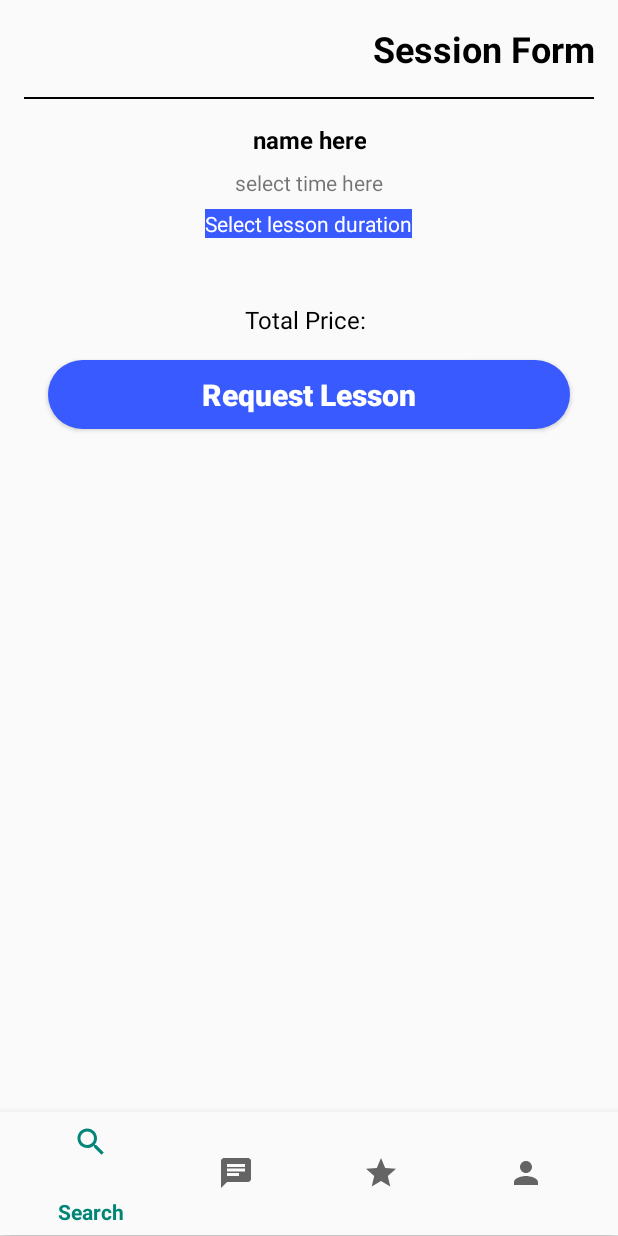
After one commit to TingC6190/TutorFinder-Android, an Android app: the fragment Payment placed in its activity, on a phone screen of 412 x 824 dp. The commit adds this screen. Run offline under Robolectric (Android 15) with nearby library versions, the phone set to English and light mode, and no system bars; our stand-ins replace Firebase (no records; nobody signed in at launch, a user with empty details on screens opened directly), Volley; libraries missing offline, so code that uses them is left out: com.braintreepayments.api; 3 statements that could not run were skipped.

Commit message:
implmented payment with Braintree

```diff
--- a/TutorFinder/app/build.gradle
+++ b/TutorFinder/app/build.gradle
@@ -31,4 +31,9 @@ dependencies {
     implementation 'com.google.firebase:firebase-auth:16.0.1'
     implementation 'com.google.firebase:firebase-database:16.0.2'
     implementation 'com.google.firebase:firebase-core:16.0.3'
+
+    implementation 'com.android.support:design:27.1.1'
+    implementation 'com.braintreepayments.api:drop-in:3.3.0'
+    implementation 'com.android.volley:volley:1.1.0'
+    implementation 'com.google.code.gson:gson:2.8.5'
 }
--- a/TutorFinder/app/src/main/java/com/example/tingc6190/tutorfinder/HomeActivity.java
+++ b/TutorFinder/app/src/main/java/com/example/tingc6190/tutorfinder/HomeActivity.java
@@ -210,7 +210,7 @@ public class HomeActivity extends AppCompatActivity implements Search.TutorListe
 
                 currentUserInfo = dataSnapshot.getValue(Student.class);
 
-                displayUserInfo();
+                //displayUserInfo();
             }
 
             @Override
--- /dev/null
+++ b/TutorFinder/app/src/main/java/com/example/tingc6190/tutorfinder/Payment/Payment.java
@@ -0,0 +1,289 @@
+package com.example.tingc6190.tutorfinder.Payment;
+
+import android.annotation.SuppressLint;
+import android.app.Dialog;
+import android.app.Fragment;
+import android.content.Intent;
+import android.os.AsyncTask;
+import android.os.Bundle;
+import android.support.annotation.Nullable;
+import android.util.Log;
+import android.view.LayoutInflater;
+import android.view.View;
+import android.view.ViewGroup;
+import android.widget.Button;
+import android.widget.NumberPicker;
+import android.widget.TextView;
+import android.widget.Toast;
+
+import com.android.volley.Request;
+import com.android.volley.RequestQueue;
+import com.android.volley.Response;
+import com.android.volley.VolleyError;
+import com.android.volley.toolbox.StringRequest;
+import com.android.volley.toolbox.Volley;
+import com.braintreepayments.api.dropin.DropInActivity;
+import com.braintreepayments.api.dropin.DropInRequest;
+import com.braintreepayments.api.dropin.DropInResult;
+import com.braintreepayments.api.interfaces.HttpResponseCallback;
+import com.braintreepayments.api.internal.HttpClient;
+import com.braintreepayments.api.models.PaymentMethodNonce;
+import com.example.tingc6190.tutorfinder.HomeActivity;
+import com.example.tingc6190.tutorfinder.R;
+import com.example.tingc6190.tutorfinder.Search.Tutor;
+
+import java.util.HashMap;
+import java.util.Map;
+
+import static android.app.Activity.RESULT_OK;
+
+public class Payment extends Fragment {
+
+    private static final int REQUEST_CODE = 3;
+
+    final String API_GET_TOKEN = "http://10.0.2.2/braintree/main.php";
+    final String API_CHECK_OUT = "http://10.0.2.2/braintree/checkout.php";
+    Tutor tutor;
+    HomeActivity homeActivity;
+
+    String token,amount;
+    HashMap<String,String> paymentHashmap;
+
+    Button requestLessonButton;
+    TextView selectDuration_tv;
+    TextView totalAmount_tv;
+    TextView pricePerHour_tv;
+    Integer hourSelected;
+    Integer totalPrice;
+
+    public Payment() {
+    }
+
+    @Nullable
+    @Override
+    public View onCreateView(LayoutInflater inflater, @Nullable ViewGroup container, Bundle savedInstanceState) {
+
+        homeActivity = (HomeActivity) getActivity();
+
+        tutor = new Tutor();
+
+        tutor = homeActivity.getTutor();
+
+        return inflater.inflate(R.layout.content_payment_screen, container, false);
+    }
+
+    @Override
+    public void onActivityCreated(@Nullable Bundle savedInstanceState) {
+        super.onActivityCreated(savedInstanceState);
+
+        if (getView() != null)
+        {
+            selectDuration_tv = getView().findViewById(R.id.select_duration);
+            pricePerHour_tv = getView().findViewById(R.id.price_per_hour);
+            totalAmount_tv = getView().findViewById(R.id.total_price);
+
+            requestLessonButton = getView().findViewById(R.id.btn_pay);
+
+            new getPaymentToken().execute();
+
+            String priceRate = String.valueOf(tutor.getPrice()) + "/hour";
+            pricePerHour_tv.setText(priceRate);
+
+            //select how many hours to request lesson
+            selectDuration_tv.setOnClickListener(new View.OnClickListener() {
+                @Override
+                public void onClick(View v) {
+
+                    final Dialog dialog = new Dialog(getContext());
+                    dialog.setTitle("NumberPicker");
+                    dialog.setContentView(R.layout.number_picker_dialog);
+
+                    Button confirmButton = dialog.findViewById(R.id.num_picker_confirm);
+                    Button cancelButton = dialog.findViewById(R.id.num_picker_cancel);
+
+                    final NumberPicker numberPicker1 = dialog.findViewById(R.id.num_picker1);
+                    numberPicker1.setMaxValue(9);
+                    numberPicker1.setMinValue(0);
+                    numberPicker1.setWrapSelectorWheel(false);
+                    numberPicker1.setOnValueChangedListener(new NumberPicker.OnValueChangeListener() {
+                        @Override
+                        public void onValueChange(NumberPicker picker, int oldVal, int newVal) {
+
+                        }
+                    });
+
+                    final NumberPicker numberPicker2 = dialog.findViewById(R.id.num_picker2);
+                    numberPicker2.setMaxValue(9);
+                    numberPicker2.setMinValue(0);
+                    numberPicker2.setWrapSelectorWheel(false);
+                    numberPicker2.setOnValueChangedListener(new NumberPicker.OnValueChangeListener() {
+                        @Override
+                        public void onValueChange(NumberPicker picker, int oldVal, int newVal) {
+
+                        }
+                    });
+
+                    final NumberPicker numberPicker3 = dialog.findViewById(R.id.num_picker3);
+                    numberPicker3.setMaxValue(9);
+                    numberPicker3.setMinValue(0);
+                    numberPicker3.setWrapSelectorWheel(false);
+                    numberPicker3.setOnValueChangedListener(new NumberPicker.OnValueChangeListener() {
+                        @Override
+                        public void onValueChange(NumberPicker picker, int oldVal, int newVal) {
+
+                        }
+                    });
+
+                    confirmButton.setOnClickListener(new View.OnClickListener() {
+                        @Override
+                        public void onClick(View v) {
+
+                            hourSelected = Integer.valueOf(String.valueOf(numberPicker1.getValue()) + numberPicker2.getValue() + numberPicker3.getValue());
+
+                            totalPrice = hourSelected * tutor.getPrice();
+
+                            String total = "Total Price: $" + String.valueOf(totalPrice);
+
+                            totalAmount_tv.setText(total);
+
+                            dialog.dismiss();
+                        }
+                    });
+
+                    cancelButton.setOnClickListener(new View.OnClickListener() {
+                        @Override
+                        public void onClick(View v) {
+                            dialog.dismiss();
+                        }
+                    });
+
+                    dialog.show();
+                }
+            });
+
+            requestLessonButton.setOnClickListener(new View.OnClickListener() {
+                @Override
+                public void onClick(View v) {
+
+                    //request our payment
+                    DropInRequest dropInRequest = new DropInRequest().clientToken(token);
+                    startActivityForResult(dropInRequest.getIntent(getContext()), REQUEST_CODE);
+
+                }
+            });
+        }
+    }
+
+    @Override
+    public void onActivityResult(int requestCode, int resultCode, Intent data) {
+        if (requestCode == REQUEST_CODE)
+        {
+            if (resultCode == RESULT_OK)
+            {
+                DropInResult dropInResult = data.getParcelableExtra(DropInResult.EXTRA_DROP_IN_RESULT);
+                PaymentMethodNonce paymentNonce = dropInResult.getPaymentMethodNonce();
+                assert paymentNonce != null;
+                String nonce = paymentNonce.getNonce();
+
+                amount = String.valueOf(totalPrice);
+
+                paymentHashmap = new HashMap<>();
+                paymentHashmap.put("amount", amount);
+                paymentHashmap.put("nonce", nonce);
+
+                sendPayments();
+
+            }
+            else
+            {
+                Exception error = (Exception) data.getSerializableExtra(DropInActivity.EXTRA_ERROR);
+                Log.d("error", error.toString());
+            }
+        }
+    }
+
+
+    private void sendPayments()
+    {
+        RequestQueue queue = Volley.newRequestQueue(getContext());
+
+        StringRequest stringRequest = new StringRequest(Request.Method.POST, API_CHECK_OUT,
+                new Response.Listener<String>() {
+                    @Override
+                    public void onResponse(String response) {
+
+                        if (response.contains("Successful"))
+                        {
+                            Toast.makeText(getContext(), "Payment Successful", Toast.LENGTH_SHORT).show();
+                        }
+                        else
+                        {
+                            Toast.makeText(getContext(), "Payment Failed", Toast.LENGTH_SHORT).show();
+                        }
+                    }
+                }, new Response.ErrorListener() {
+            @Override
+            public void onErrorResponse(VolleyError error) {
+                Log.d("error", error.toString());
+            }
+        })
+
+        {
+
+            @Override
+            protected Map<String, String> getParams() {
+
+                if(paymentHashmap == null)
+                {
+                    return null;
+                }
+
+                Map<String, String> params = new HashMap<>();
+                for (String key: paymentHashmap.keySet())
+                {
+                    params.put(key, paymentHashmap.get(key));
+                }
+                return params;
+            }
+
+            @Override
+            public Map<String, String> getHeaders() {
+                Map<String,String> params = new HashMap<>();
+                params.put("Content-Type", "application/x-www-form-urlencoded");
+                return params;
+            }
+        };
+
+        queue.add(stringRequest);
+    }
+
+
+    //try to get our token
+    @SuppressLint("StaticFieldLeak")
+    private class getPaymentToken extends AsyncTask {
+
+        @Override
+        protected Object doInBackground(Object[] objects) {
+
+            HttpClient client = new HttpClient();
+            client.get(API_GET_TOKEN, new HttpResponseCallback() {
+                @Override
+                public void success(final String responseBody) {
+                    getActivity().runOnUiThread(new Runnable() {
+                        @Override
+                        public void run() {
+
+                            token = responseBody;
+                        }
+                    });
+                }
+
+                @Override
+                public void failure(Exception exception) {
+                    Log.d("error", exception.toString());
+                }
+            });
+            return null;
+        }
+    }
+}
--- /dev/null
+++ b/TutorFinder/app/src/main/res/layout/content_payment_screen.xml
@@ -0,0 +1,135 @@
+<?xml version="1.0" encoding="utf-8"?>
+<LinearLayout xmlns:android="http://schemas.android.com/apk/res/android"
+    android:layout_width="match_parent"
+    android:layout_height="match_parent"
+    xmlns:tools="http://schemas.android.com/tools"
+    android:orientation="vertical">
+
+
+
+
+    <!--<LinearLayout-->
+        <!--android:visibility="gone"-->
+        <!--android:id="@+id/waiting_group"-->
+        <!--android:layout_centerInParent="true"-->
+        <!--android:orientation="vertical"-->
+        <!--android:layout_width="match_parent"-->
+        <!--android:layout_height="wrap_content">-->
+
+        <!--<TextView-->
+            <!--android:text="Contacting server to get token. Please wait..."-->
+            <!--android:layout_width="wrap_content"-->
+            <!--android:layout_height="wrap_content" />-->
+
+
+    <!--</LinearLayout>-->
+
+    <TextView
+        android:layout_width="match_parent"
+        android:layout_height="wrap_content"
+        android:layout_gravity="center"
+        android:layout_marginTop="16dp"
+        android:layout_marginStart="16dp"
+        android:layout_marginEnd="16dp"
+        android:text="@string/session_form"
+        android:textAlignment="textEnd"
+        android:textColor="@android:color/black"
+        android:textSize="24sp"
+        android:textStyle="bold"
+        tools:ignore="RtlCompat" />
+
+    <View
+        android:layout_width="match_parent"
+        android:layout_height="1dp"
+        android:layout_marginStart="16dp"
+        android:layout_marginEnd="16dp"
+        android:background="@android:color/black"
+        android:layout_gravity="center"
+        android:layout_marginTop="16dp"/>
+
+
+    <TextView
+        android:id="@+id/tutor_name_payment_form"
+        android:layout_width="wrap_content"
+        android:layout_height="wrap_content"
+        android:text="name here"
+        android:textAlignment="center"
+        android:layout_marginStart="16dp"
+        android:layout_marginEnd="16dp"
+        android:layout_marginTop="16dp"
+        android:textSize="16sp"
+        android:textColor="@android:color/black"
+        android:textStyle="bold"
+        android:layout_gravity="center"/>
+
+    <TextView
+        android:layout_width="wrap_content"
+        android:layout_height="wrap_content"
+        android:text="select time here"
+        android:layout_marginTop="8dp"
+        android:layout_gravity="center"/>
+
+
+    <TextView
+        android:id="@+id/select_duration"
+        android:layout_width="wrap_content"
+        android:layout_height="wrap_content"
+        android:text="Select lesson duration"
+        android:layout_gravity="center"
+        android:background="@color/royalBlue"
+        android:inputType="number"
+        android:layout_marginTop="8dp"
+        android:textColor="@android:color/white"/>
+
+    <TextView
+        android:id="@+id/price_per_hour"
+        android:layout_width="wrap_content"
+        android:layout_height="wrap_content"
+        android:text="price/hr here"
+        android:layout_marginTop="8dp"
+        android:textColor="@color/darkGray"
+        android:layout_gravity="center"/>
+
+    <TextView
+        android:id="@+id/total_price"
+        android:layout_width="wrap_content"
+        android:layout_height="wrap_content"
+        android:text="Total Price: "
+        android:textAlignment="center"
+        android:layout_marginStart="16dp"
+        android:layout_marginEnd="16dp"
+        android:layout_marginTop="16dp"
+        android:textSize="16sp"
+        android:textColor="@android:color/black"
+        android:layout_gravity="center"/>
+
+    <Button
+        android:id="@+id/btn_pay"
+        android:layout_width="match_parent"
+        android:layout_height="46dp"
+        android:text="Request Lesson"
+        android:layout_marginStart="32dp"
+        android:layout_marginEnd="32dp"
+        android:layout_gravity="center"
+        android:layout_marginTop="16dp"
+        android:textStyle="bold"
+        android:textSize="20sp"
+        android:textAllCaps="false"
+        android:textColor="@android:color/white"
+        android:background="@drawable/rounded_corner"/>
+
+
+    <!--<LinearLayout-->
+        <!--android:visibility="visible"-->
+        <!--android:id="@+id/payment_group"-->
+        <!--android:layout_centerInParent="true"-->
+        <!--android:orientation="vertical"-->
+        <!--android:layout_width="match_parent"-->
+        <!--android:layout_height="wrap_content">-->
+
+        <!---->
+
+
+    <!--</LinearLayout>-->
+
+</LinearLayout>
--- a/TutorFinder/app/src/main/res/layout/content_profile_screen.xml
+++ b/TutorFinder/app/src/main/res/layout/content_profile_screen.xml
@@ -197,6 +197,7 @@
                 android:layout_width="match_parent"
                 android:layout_height="wrap_content"
                 android:layout_marginTop="8dp"
+                android:visibility="visible"
                 android:orientation="horizontal">
 
                 <Button
@@ -212,6 +213,7 @@
                     android:textStyle="bold"/>
 
                 <Button
+                    android:id="@+id/hire_button"
                     android:layout_width="0dp"
                     android:layout_height="32dp"
                     android:text="Hire"
--- a/TutorFinder/app/src/main/res/values/strings.xml
+++ b/TutorFinder/app/src/main/res/values/strings.xml
@@ -47,6 +47,7 @@
     <string name="zipcode">Zipcode</string>
     <string name="state">State</string>
     <string name="apply">Apply</string>
+    <string name="session_form">Session Form</string>
 
 
     <string-array name="spinner_subject">
```
Also changed, not shown: TutorFinder/app/src/main/java/com/example/tingc6190/tutorfinder/Profile/Profile.java (+17 -0 lines), TutorFinder/app/src/main/java/com/example/tingc6190/tutorfinder/TutorForm/TutorFormInitial.java (+0 -9 lines).
